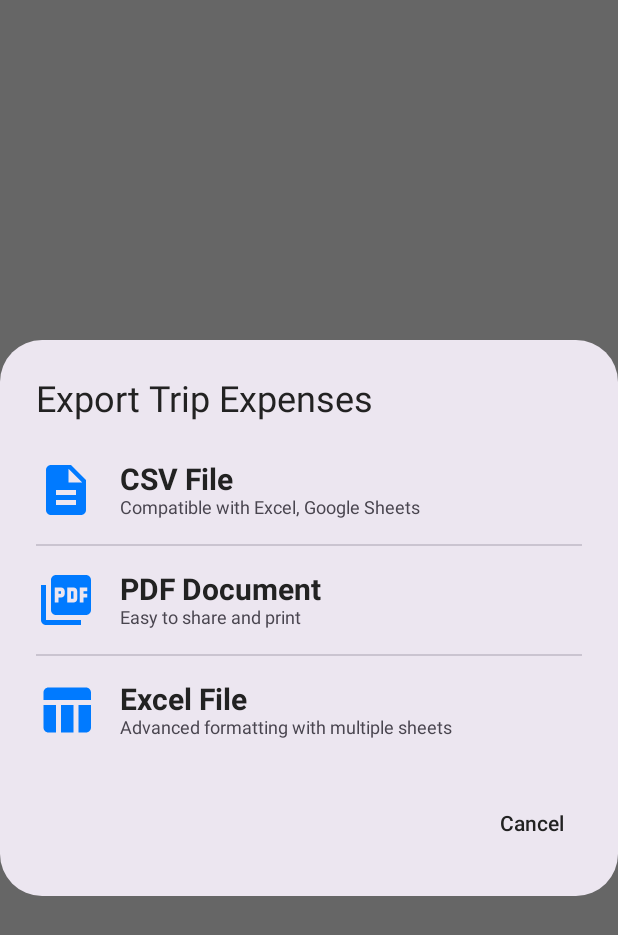
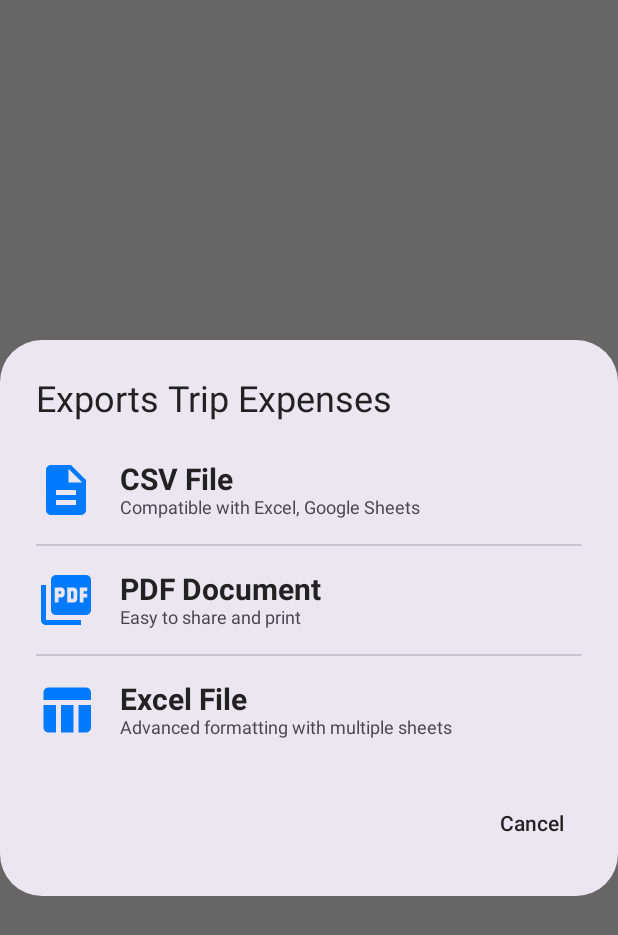
Before and after one commit to faizzaidi23/ExpenseManager, an Android app built with Jetpack Compose: the composable TripExportDialog shown on its own in the app's theme, on a phone screen of 412 x 824 dp. Shown: the top 935 px of the screen. Run offline under Robolectric (Android 15) with nearby library versions, the phone set to English and light mode, and no system bars.

Commit message:
change something

```diff
--- a/app/src/main/java/com/example/expensecalculator/TripManager/TripExportDialog.kt
+++ b/app/src/main/java/com/example/expensecalculator/TripManager/TripExportDialog.kt
@@ -22,7 +22,7 @@ fun TripExportDialog(
 ) {
     AlertDialog(
         onDismissRequest = onDismiss,
-        title = { Text("Export Trip Expenses") },
+        title = { Text("Exports Trip Expenses") },
         text = {
             Column(
                 modifier = Modifier.fillMaxWidth(),
```
